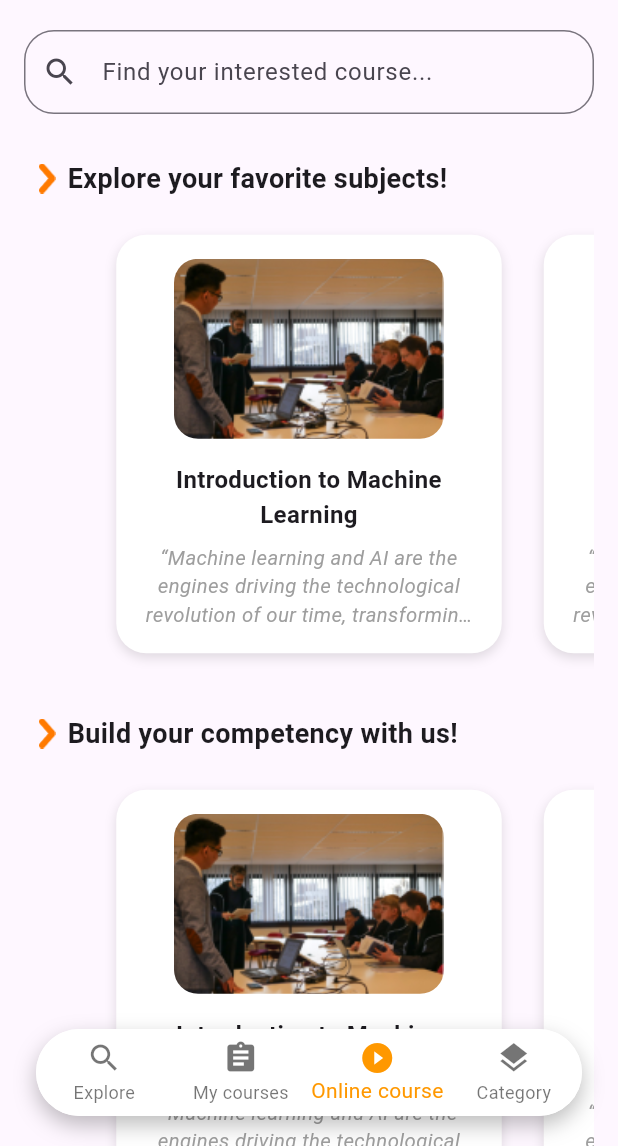
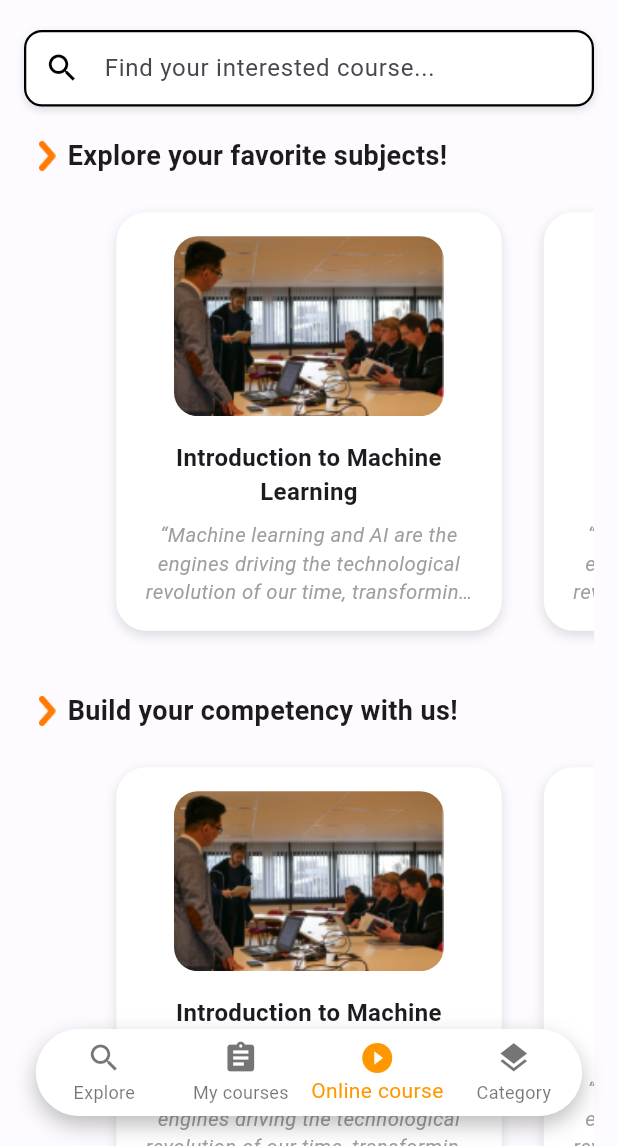
Before and after one commit to ChhayMonyneath123/Mobile-Course, a Flutter app: the screen it shows after launch, on a phone screen of 412 x 824 dp, the part 90-1236 px from its top. Run offline on Flutter 3.47's test engine with Material 3 defaults, Android fonts, the phone set to English and light mode, and no system bars.

Commit message:
Commit All

```diff
--- /dev/null
+++ b/lib/components/default_content.dart
@@ -0,0 +1,68 @@
+import 'package:flutter/material.dart';
+import 'course_carousel.dart';
+import 'category_slider.dart';
+
+class DefaultContent extends StatelessWidget {
+  const DefaultContent({super.key});
+
+  @override
+  Widget build(BuildContext context) {
+    return Column(
+      children: [
+        CourseCarousel(
+          title: Padding(
+            padding: const EdgeInsets.only(left: 10, bottom: 4),
+            child: Row(
+              children: [
+                Image.asset('assets/images/arrow1.png', height: 20),
+                const SizedBox(width: 8),
+                const Text(
+                  'Explore your favorite subjects!',
+                  style: TextStyle(fontWeight: FontWeight.bold, fontSize: 18),
+                ),
+              ],
+            ),
+          ),
+        ),
+        const SizedBox(height: 30),
+
+        CourseCarousel(
+          title: Padding(
+            padding: const EdgeInsets.only(left: 10, bottom: 4),
+            child: Row(
+              children: [
+                Image.asset('assets/images/arrow1.png', height: 20),
+                const SizedBox(width: 8),
+                const Text(
+                  'Build your competency with us!',
+                  style: TextStyle(fontWeight: FontWeight.bold, fontSize: 18),
+                ),
+              ],
+            ),
+          ),
+        ),
+        const SizedBox(height: 30),
+
+        CourseCarousel(
+          title: Padding(
+            padding: const EdgeInsets.only(left: 10, bottom: 4),
+            child: Row(
+              children: [
+                Image.asset('assets/images/arrow1.png', height: 20),
+                const SizedBox(width: 8),
+                const Text(
+                  'Best recommended for you!',
+                  style: TextStyle(fontWeight: FontWeight.bold, fontSize: 18),
+                ),
+              ],
+            ),
+          ),
+        ),
+        const SizedBox(height: 30),
+
+        const CategorySlider(),
+        const SizedBox(height: 30),
+      ],
+    );
+  }
+}
--- a/lib/components/home_screen.dart
+++ b/lib/components/home_screen.dart
@@ -1,16 +1,30 @@
 import 'package:flutter/material.dart';
 import 'search_bar.dart';
-import 'course_carousel.dart';
-import 'category_slider.dart';
+import 'default_content.dart';
+import 'search_screen.dart';
 import 'footer_links.dart';
 import 'bottom_nav_bar.dart';
 
-class HomeScreen extends StatelessWidget {
+class HomeScreen extends StatefulWidget {
   const HomeScreen({super.key});
+
+  @override
+  State<HomeScreen> createState() => _HomeScreenState();
+}
+
+class _HomeScreenState extends State<HomeScreen> {
+  String? _searchQuery;
+
+  void _onSearch(String query) {
+    setState(() {
+      _searchQuery = query.trim().isEmpty ? null : query.trim();
+    });
+  }
 
   @override
   Widget build(BuildContext context) {
     return Scaffold(
+      backgroundColor: const Color(0xFFFDFBFF),
       appBar: PreferredSize(
         preferredSize: const Size.fromHeight(60),
         child: AppBar(
@@ -41,81 +55,25 @@ class HomeScreen extends StatelessWidget {
           ],
         ),
       ),
-
       body: Stack(
         children: [
           ListView(
             padding: const EdgeInsets.symmetric(horizontal: 16, vertical: 20),
             children: [
-              const SearchBarWidget(),
-              const SizedBox(height: 30),
-
-              // First carousel with arrow and title
-              CourseCarousel(
-                title: Padding(
-                  padding: const EdgeInsets.only(left: 10, bottom: 4),
-                  child: Row(
-                    children: [
-                      Image.asset('assets/images/arrow1.png', height: 20),
-                      const SizedBox(width: 8),
-                      const Text(
-                        'Explore your favorite subjects!',
-                        style: TextStyle(fontWeight: FontWeight.bold, fontSize: 18),
-                      ),
-                    ],
-                  ),
-                ),
-              ),
-
-              const SizedBox(height: 30),
-
-              CourseCarousel(
-                title: Padding(
-                  padding: const EdgeInsets.only(left: 10, bottom: 4),
-                  child: Row(
-                    children: [
-                      Image.asset('assets/images/arrow1.png', height: 20),
-                      const SizedBox(width: 8),
-                      const Text(
-                        'Build your competency with us!',
-                        style: TextStyle(fontWeight: FontWeight.bold, fontSize: 18),
-                      ),
-                    ],
-                  ),
-                ),
-              ),
-
-              const SizedBox(height: 30),
-
-              CourseCarousel(
-                title: Padding(
-                  padding: const EdgeInsets.only(left: 10, bottom: 4),
-                  child: Row(
-                    children: [
-                      Image.asset('assets/images/arrow1.png', height: 20),
-                      const SizedBox(width: 8),
-                      const Text(
-                        'Best recommended for you!',
-                        style: TextStyle(fontWeight: FontWeight.bold, fontSize: 18),
-                      ),
-                    ],
-                  ),
-                ),
-              ),
-
-              const SizedBox(height: 30),
-              const CategorySlider(),
+              SearchBarWidget(onSearch: _onSearch),
+              const SizedBox(height: 20),
+              _searchQuery == null
+                  ? const DefaultContent()
+                  : SearchContent(query: _searchQuery!),
               const SizedBox(height: 30),
               const FooterLinks(),
-              const SizedBox(height: 100), // to avoid being blocked by nav bar
+              const SizedBox(height: 100),
             ],
           ),
-
-          // Floating nav bar
           BottomNavBar(
             currentIndex: 2,
             onTap: (index) {
-              // TODO: Handle navigation or state change
+              // handle bottom nav here
             },
           ),
         ],
--- a/lib/components/search_bar.dart
+++ b/lib/components/search_bar.dart
@@ -1,17 +1,61 @@
 import 'package:flutter/material.dart';
 
-class SearchBarWidget extends StatelessWidget {
-  const SearchBarWidget({super.key});
+class SearchBarWidget extends StatefulWidget {
+  final Function(String) onSearch;
+  const SearchBarWidget({super.key, required this.onSearch});
+
+  @override
+  State<SearchBarWidget> createState() => _SearchBarWidgetState();
+}
+
+class _SearchBarWidgetState extends State<SearchBarWidget> {
+  final TextEditingController _controller = TextEditingController();
+
+  void _submit() {
+    final text = _controller.text.trim();
+    if (text.isNotEmpty) {
+      widget.onSearch(text);
+    }
+  }
+
+  void _clearText() {
+    setState(() {
+      _controller.clear();
+    });
+    widget.onSearch(""); // Optional: Reset search results
+  }
 
   @override
   Widget build(BuildContext context) {
-    return TextField(
-      decoration: InputDecoration(
-        hintText: "Find your interested course...",
-        prefixIcon: const Icon(Icons.search),
-        border: OutlineInputBorder(
-          borderRadius: BorderRadius.circular(20),
+    return Container(
+      padding: const EdgeInsets.symmetric(horizontal: 12),
+      decoration: BoxDecoration(
+        color: Colors.white,
+        border: Border.all(color: Colors.black, width: 1.5),
+        borderRadius: BorderRadius.circular(12),
+        boxShadow: const [
+          BoxShadow(
+            color: Colors.black12,
+            blurRadius: 4,
+            offset: Offset(0, 2),
+          ),
+        ],
+      ),
+      child: TextField(
+        controller: _controller,
+        onSubmitted: (_) => _submit(),
+        decoration: InputDecoration(
+          hintText: "Find your interested course...",
+          border: InputBorder.none,
+          icon: const Icon(Icons.search, color: Colors.black),
+          suffixIcon: _controller.text.isNotEmpty
+              ? IconButton(
+            icon: const Icon(Icons.clear),
+            onPressed: _clearText,
+          )
+              : null,
         ),
+        onChanged: (_) => setState(() {}), // Refreshes the clear button visibility
       ),
     );
   }
```
Also changed, not shown: lib/components/course_card_widget.dart (added, +96 -0 lines), lib/components/search_screen.dart (added, +82 -0 lines), 1 other file.
